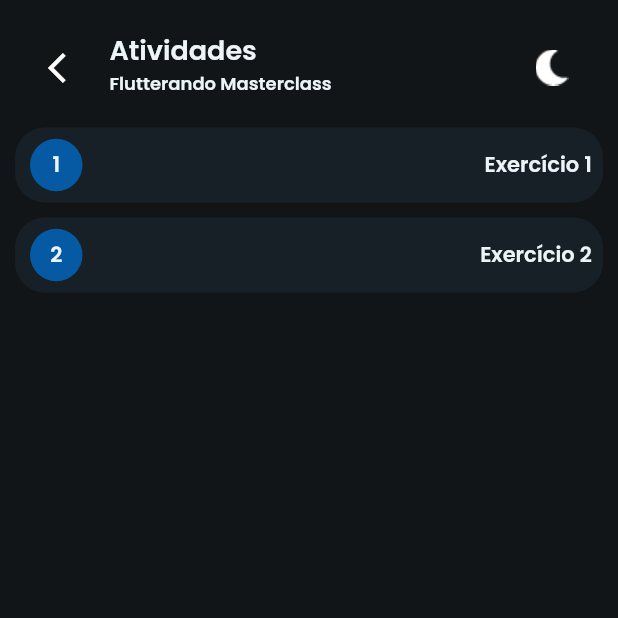
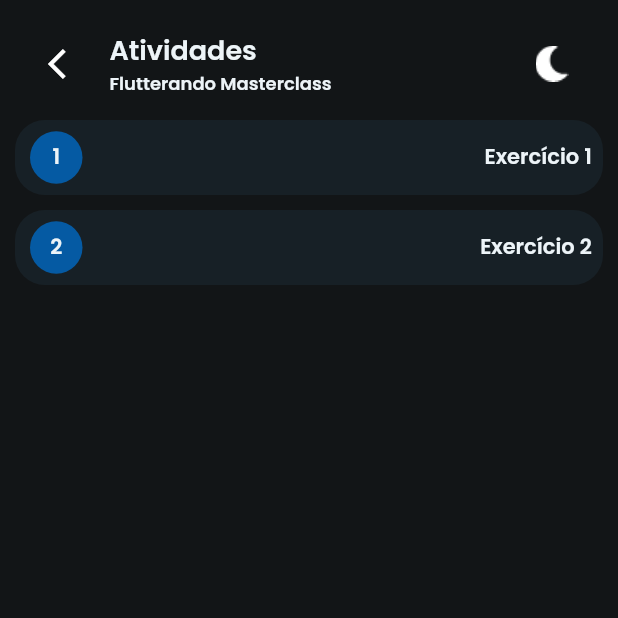
Before and after one commit to ademir2011/flutter_playground, a Flutter app: the screen it shows after launch, after a tap on "Ver mais", on a phone screen of 412 x 824 dp, the top half of it. Run offline on Flutter 3.47's test engine with Material 2 defaults, Android fonts, the phone set to English and light mode, and no system bars; network calls fail.

Commit message:
refatoração app bar para pôr como preferedsizewidget

```diff
--- a/lib/components/cbottom_navigation_bar.dart
+++ b/lib/components/cbottom_navigation_bar.dart
@@ -11,6 +11,35 @@ class CBottomNavigationBar extends StatelessWidget {
 
   @override
   Widget build(BuildContext context) {
+    return SizedBox(
+      height: 50,
+      child: Row(
+        mainAxisAlignment: MainAxisAlignment.spaceAround,
+        children: [
+          Column(
+            children: [
+              Icon(Icons.person),
+              Text('asd'),
+            ],
+          ),
+          const VerticalDivider(color: Colors.white, indent: 6, endIndent: 6),
+          Column(
+            children: [
+              Icon(Icons.person),
+              Text('asd'),
+            ],
+          ),
+          const VerticalDivider(color: Colors.white, indent: 6, endIndent: 6),
+          Column(
+            children: [
+              Icon(Icons.person),
+              Text('asd'),
+            ],
+          ),
+        ],
+      ),
+    );
+
     return BottomNavigationBar(
       backgroundColor: Theme.of(context).backgroundColor,
       items: [
--- a/lib/components/cheader.dart
+++ b/lib/components/cheader.dart
@@ -1,8 +1,9 @@
 import 'package:flutter/material.dart';
 
-class CHeader extends StatelessWidget {
+class CHeader extends StatelessWidget implements PreferredSizeWidget {
   final bool isExercises;
   final Function() toogleTheme;
+
   const CHeader({
     Key? key,
     this.isExercises = false,
@@ -17,10 +18,11 @@ class CHeader extends StatelessWidget {
 
   @override
   Widget build(BuildContext context) {
-    return Container(
+    return PreferredSize(
+      preferredSize: preferredSize,
+      child: Container(
         margin: const EdgeInsets.only(left: 10, right: 10, top: 10),
         padding: const EdgeInsets.all(10),
-      height: 70,
         child: Row(
           children: [
             isExercises
@@ -63,6 +65,11 @@ class CHeader extends StatelessWidget {
             ),
           ],
         ),
+      ),
     );
   }
+
+  @override
+  // TODO: implement preferredSize
+  Size get preferredSize => const Size.fromHeight(75);
 }
--- a/lib/screens/exercises_page.dart
+++ b/lib/screens/exercises_page.dart
@@ -11,15 +11,15 @@ class ExercisesPage extends StatelessWidget {
     final exercises = ModalRoute.of(context)!.settings.arguments as List<Exercise>;
 
     return Scaffold(
+      appBar: CHeader(
+        toogleTheme: toogleTheme,
+        isExercises: true,
+        selectedIndex: 0,
+        titles: const ['Atividades'],
+      ),
       backgroundColor: Theme.of(context).backgroundColor,
       body: Column(
         children: [
-          CHeader(
-            toogleTheme: toogleTheme,
-            isExercises: true,
-            selectedIndex: 0,
-            titles: const ['Atividades'],
-          ),
           Expanded(
             child: ListView.builder(
               itemCount: exercises.length,
--- a/lib/screens/home_page.dart
+++ b/lib/screens/home_page.dart
@@ -3,7 +3,7 @@ import 'package:flutter_playground/components/cbottom_navigation_bar.dart';
 import 'package:flutter_playground/components/cheader.dart';
 import 'package:flutter_playground/screens/about_me_page.dart';
 import 'package:flutter_playground/screens/activities_page.dart';
-import 'package:flutter_playground/screens/repositories.dart';
+import 'package:flutter_playground/screens/repositories_screen.dart';
 
 class HomePage extends StatefulWidget {
   final Function() toogleTheme;
@@ -43,20 +43,20 @@ class _HomePageState extends State<HomePage> {
   Widget build(BuildContext context) {
     return Scaffold(
       backgroundColor: Theme.of(context).backgroundColor,
+      appBar: CHeader(toogleTheme: widget.toogleTheme, titles: titles, selectedIndex: _selectedIndex),
       body: Column(
         children: [
-          CHeader(toogleTheme: widget.toogleTheme, titles: titles, selectedIndex: _selectedIndex),
           Expanded(
             child: PageView(
               controller: controllerPageView,
               children: pages,
             ),
           ),
+          CBottomNavigationBar(
+            selectedIndex: _selectedIndex,
+            onNavigationTap: onNavigationTap,
+          ),
         ],
-      ),
-      bottomNavigationBar: CBottomNavigationBar(
-        selectedIndex: _selectedIndex,
-        onNavigationTap: onNavigationTap,
       ),
     );
   }
```
Also changed, not shown: lib/screens/animations/extra.dart (renamed from lib/screens/extra.dart), lib/screens/repositories_screen.dart (renamed from lib/screens/repositories.dart). Lines whose indentation alone changed are shown as unchanged.
